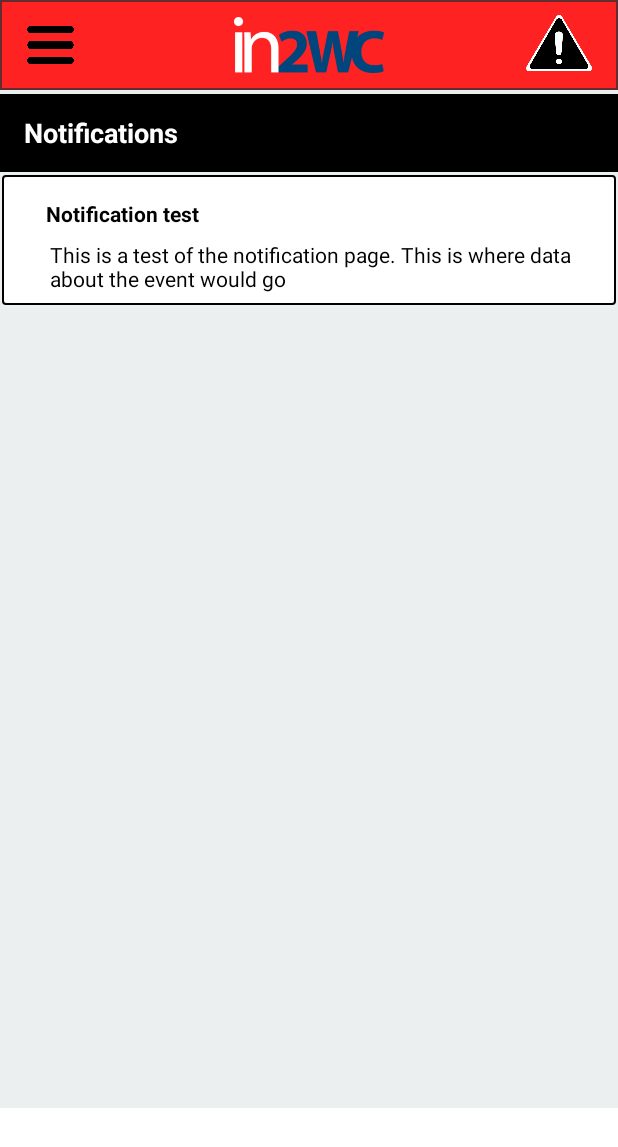
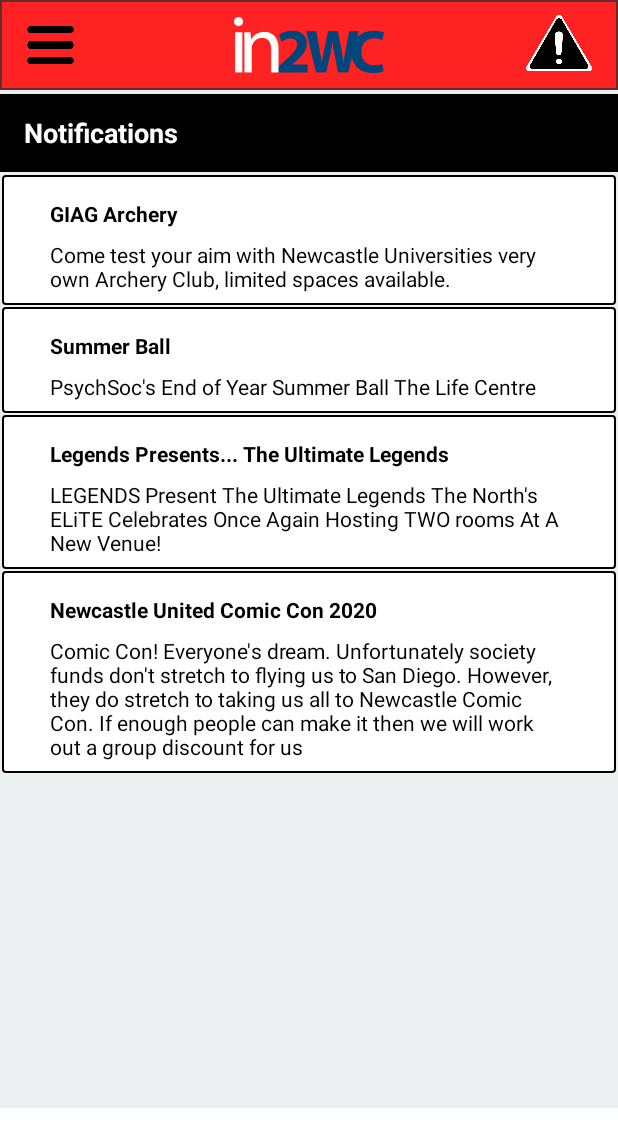
Before and after one commit to Carter-Richards/INTO-app, an Android app: the screen it shows after launch (MainActivity), after a tap on "Notifications", on a phone screen of 412 x 824 dp. Shown: the top 1147 px of the screen. Run offline under Robolectric (Android 15) with nearby library versions, the phone set to English and light mode, and no system bars; 3 other taps on this screen came first.

Commit message:
Final Upload
Final version of the app before submission

```diff
--- a/IntoApp/app/src/main/java/com/Team25/intoapp/BitmapInformationObject.java
+++ b/IntoApp/app/src/main/java/com/Team25/intoapp/BitmapInformationObject.java
@@ -2,6 +2,8 @@ package com.Team25.intoapp;
 
 import android.graphics.Bitmap;
 
+/** A basic class with setters and getters to contain information about information entities with images.
+ */
 public class BitmapInformationObject {
     private String title;
     private String description;
--- a/IntoApp/app/src/main/java/com/Team25/intoapp/InformationManager.java
+++ b/IntoApp/app/src/main/java/com/Team25/intoapp/InformationManager.java
@@ -1,5 +1,8 @@
 package com.Team25.intoapp;
 import java.util.*;
+
+/** A basic class to hold lists of information objects created by the database queries with basic getters and a setter to obtain the information.
+ */
 
 public class InformationManager {
     private LinkedList<InformationObject> informationObjects;
--- a/IntoApp/app/src/main/java/com/Team25/intoapp/InformationObject.java
+++ b/IntoApp/app/src/main/java/com/Team25/intoapp/InformationObject.java
@@ -1,4 +1,7 @@
 package com.Team25.intoapp;
+
+/** A basic class with setters and getters to store information about locations.
+ */
 
 public class InformationObject {
     private String title;
@@ -6,6 +9,7 @@ public class InformationObject {
     private String location;
     private String imgPath;
     private String date;
+
     public InformationObject(String title, String description, String location, String imgPath, String date) {
         this.title = title;
         this.description = description;
--- a/IntoApp/app/src/main/java/com/Team25/intoapp/Information_Layout_Adapter.java
+++ b/IntoApp/app/src/main/java/com/Team25/intoapp/Information_Layout_Adapter.java
@@ -6,7 +6,6 @@ import android.view.LayoutInflater;
 import android.view.View;
 import android.view.ViewGroup;
 import android.widget.ArrayAdapter;
-import android.widget.ImageView;
 import android.widget.TextView;
 
 import androidx.annotation.NonNull;
--- a/IntoApp/app/src/main/java/com/Team25/intoapp/Information_ListView_Adapter.java
+++ b/IntoApp/app/src/main/java/com/Team25/intoapp/Information_ListView_Adapter.java
@@ -1,8 +1,6 @@
 package com.Team25.intoapp;
 
 import android.content.Context;
-import android.graphics.Bitmap;
-import android.graphics.BitmapFactory;
 import android.util.Log;
 import android.view.LayoutInflater;
 import android.view.View;
@@ -14,7 +12,7 @@ import android.widget.TextView;
 import androidx.annotation.NonNull;
 import androidx.annotation.Nullable;
 
-import java.io.InputStream;
+
 import java.util.List;
 
 public class Information_ListView_Adapter extends ArrayAdapter {
--- a/IntoApp/app/src/main/java/com/Team25/intoapp/InitialiseData.java
+++ b/IntoApp/app/src/main/java/com/Team25/intoapp/InitialiseData.java
@@ -1,7 +1,10 @@
 package com.Team25.intoapp;
 
 import java.util.LinkedList;
-//This class is being used to initialise the data in place of the server providing this information as we were unable to host the server
+
+/**This class is being used to initialise the data in place of the server providing this information as we were unable to host the server
+ */
+
 public class InitialiseData {
 
     public static InformationManager InitData(String input){
@@ -9,8 +12,19 @@ public class InitialiseData {
         LinkedList<InformationObject> list = new LinkedList<>();
         switch(input){
             case "notifications":
-                InformationObject notif1 = new InformationObject("Notification test","This is a test of the notification page. This is where data about the event would go","","","");
+                InformationObject notif1 = new InformationObject("GIAG Archery","Come test your aim with Newcastle Universities very own Archery Club, limited spaces available.","","","");
                 list.add(notif1);
+
+                InformationObject notif2 = new InformationObject("Summer Ball","PsychSoc's End of Year Summer Ball The Life Centre","","","");
+                list.add(notif2);
+
+                InformationObject notif3 = new InformationObject("Legends Presents... The Ultimate Legends","LEGENDS Present The Ultimate Legends The North's ELiTE Celebrates Once Again Hosting TWO rooms At A New Venue!","","","");
+                list.add(notif3);
+
+                InformationObject notif4 = new InformationObject("Newcastle United Comic Con 2020",
+                        "Comic Con! Everyone's dream. Unfortunately society funds don't stretch to flying us to San Diego. However, they do stretch to taking us all to Newcastle Comic Con. If enough people can make it then we will work out a group discount for us","","","");
+                list.add(notif4);
+
                 returnInfo.setInformationObjects(list);
                 break;
             case "thingsToDo":
@@ -164,7 +178,9 @@ public class InitialiseData {
                 returnInfo.setInformationObjects(list);
                 break;
             case "maps":
-
+                InformationObject map1 = new InformationObject("test 1","",
+                        "54.9803 1.6130","","");
+                   list.add(map1);
                 returnInfo.setInformationObjects(list);
                 break;
             case "societies":
--- a/IntoApp/app/src/main/java/com/Team25/intoapp/MainActivity.java
+++ b/IntoApp/app/src/main/java/com/Team25/intoapp/MainActivity.java
@@ -31,18 +31,21 @@ public class MainActivity extends AppCompatActivity {
     private LinearLayout menu;
     private LayoutInflater factory;
     private boolean menuPresent = false;
-    private double[] pointerPosX = {-26.00109,-25.00109,-24.00109,-23.00109};
-    private double[] pointerPosY = {140.01316,140.01316,140.01316,140.01316};
-    private String[] names = {"one","two","three","four"};
+    private double[] pointerPosX = {54.9778428};
+    private double[] pointerPosY ={-1.6166137};
+    private String[] names = {"Into Newcastle"};
     private View viewToAdd;
 
-    /** So the on create method is called when the application is initially launched. I have configured the manifest file to launch this method first.
-     * The Log.d tags are just for us to see in the logcat editor to have a better understanding on what is happening under the hood.
-     * @param savedInstanceState - Is a bundle that is used to restore activities if they are killed for some reason.
+    /** onCreate method is called when the application is initially launched. I have configured the manifest file to launch this method first.
+     * The Log.d tags are just for us to see in the logcat editor to have a better understanding of what is happening under the hood.
+     * @param savedInstanceState - Is a bundle that is used to restore activities if they are killed for some reason (app closed/rotated).
      * The first line sets the view of the app to be the activity_main xml file.
      * As we have custom view layouts we next need a Layout inflater to enable us to load our other views onto our main view.
-     * We load the inital homepage layout into the sub layout in activity_main to give the user something to interact with.
-     * We then link our global listView variable to the object in the information layout xml file.
+     * We load the initial homepage layout into the sub layout in activity_main to give the user something to interact with.
+     *
+     * After initialising the main layout, this method then setups up the 4 main onClickListeners for the layout.
+     * These are menu, safety, home and background.
+     *
      */
 @Override
     protected void onCreate(Bundle savedInstanceState) {
@@ -56,8 +59,10 @@ public class MainActivity extends AppCompatActivity {
         menu = findViewById(R.id.activity_main_menu);
         main_layout = findViewById(R.id.activity_main_otherContainer);
         main_layout.addView(myView);
-        Log.d(TAG, "onCreate: Finised");
+        Log.d(TAG, "onCreate: Finished");
 
+        /** This listener sets up the apps icon to always take the user back to the home page of the app.
+        */
         View.OnClickListener homePageListener = new View.OnClickListener() {
             @Override
             public void onClick(View v) {
@@ -67,7 +72,11 @@ public class MainActivity extends AppCompatActivity {
                 }
             }
         };
-
+        /** The safety button is similar to the page above however the content for this page isn't stored locally so it needs to access the async task in order
+        *  to get the relevant information from the server.
+        *  So the view to be loaded into the main_layout (Basically a container for all the other layouts in the app) is inflated and then manipulated.
+        *  After this the async task (queryDataBase) populates the listView with the relevant data and passes it back to be loaded onto the main layout.
+        */
         View.OnClickListener safetyButtonListener = new View.OnClickListener() {
             @Override
             public void onClick(View v) {
@@ -86,7 +95,9 @@ public class MainActivity extends AppCompatActivity {
                 }
             }
         };
-
+        /** The menu as from the design had to be openable, custom and have all the buttons work.
+        *   As we couldn't put an onClickListener within an onClickListener we setup a call method to set up on the onClickListeners of the menu's buttons.
+        */
         View.OnClickListener menuButtonListener = new View.OnClickListener() {
             @Override
             public void onClick(View v) {
@@ -94,7 +105,9 @@ public class MainActivity extends AppCompatActivity {
                 onClickMenuSetup();
             }
         };
-
+        /** The menu had to be able to be closed otherwise it would obstruct the users use of the app.
+        *   This simple method checks the global "menuPresent" flag and removes the menu if it is present based on it.
+        */
         View.OnClickListener closeMenuListener = new View.OnClickListener() {
             @Override
             public void onClick(View v) {
@@ -107,22 +120,24 @@ public class MainActivity extends AppCompatActivity {
 
 
 
-    /** Here are the linking variables allowing us to program the controls for the menu and the panic buttons at the top of the page
-     *  Unfortunatly there is pretty much duplicate code in programming all the buttons which sucks but due to naming conventions
-     */
+        /** Below are where we link objects in the design layouts to objects in the code that can be programmed.
+        *  After linking them we place the relevant onClickListeners on all the views and widgets that require them for the app to work.
+        */
         ImageButton menuButton = findViewById(R.id.activity_main_menuContainer_menuButton);
         ImageView homeIcon = findViewById(R.id.activity_main_menuContainer_logo);
-        ImageButton safetybutton = findViewById(R.id.activity_main_menuContainer_emergencyButton);
+        ImageButton safetyButton = findViewById(R.id.activity_main_menuContainer_emergencyButton);
 
-        safetybutton.setOnClickListener(safetyButtonListener);
+        safetyButton.setOnClickListener(safetyButtonListener);
         homeIcon.setOnClickListener(homePageListener);
         main_layout.setOnClickListener(closeMenuListener);
         menuButton.setOnClickListener(menuButtonListener);
     }
 
-    /** Rather than have the menu always present instead the menu is deleted and destroyed at runtime when the user requires it.
-     *  This saves precious memory for the device while it is running.
-     *  First of all the listener is definied and then attatched to all of the menus buttons.
+    /** Rather than have the menu always present, the menu is created/deleted at runtime when the user requires it.
+     *  This saves precious memory for the device while it is running as the views in the menu are quite memory intensive.
+     *  First the menu view is inflated and added to the relevant layout in the Activity_main visible view.
+     *  Then the menu present variable flag is set to true so the menu can be removed.
+     *
      */
 
     private void onClickMenuSetup(){
@@ -152,7 +167,7 @@ public class MainActivity extends AppCompatActivity {
                             myView = factory.inflate(R.layout.activity_homepage,null);
                             break;
                         case "aboutUs":
-                            Log.d(TAG, "quereyDataBase: about us");
+                            Log.d(TAG, "queryDataBase: about us");
                             main_layout.removeAllViews();
                             myView = factory.inflate(R.layout.activity_aboutus,null);
                             break;
@@ -191,7 +206,11 @@ public class MainActivity extends AppCompatActivity {
         homePageImage.setOnClickListener(menuItemListener);
 
     }
-
+    /** The only times the app calls out and starts external activity's is when accessing maps and the into website.
+     *  To isolate this behaviour we created the start map method as the maps activity requires some specific behaviour.
+     *  So if the maps query has been successful in getting the positions of the pointers for the map they will be added to the mapsIntent(Intent).
+     *  If not the maps will launch without any custom pointers and just position itself on the into building.
+     */
     private void startMap(){
         queryDataBase("maps");
         Intent mapsIntent = new Intent(this,MapsActivity.class);
@@ -203,6 +222,10 @@ public class MainActivity extends AppCompatActivity {
         }
         startActivity(mapsIntent);
     }
+
+    /** As a fair few methods need to call the async method, it made logical sense to have these two lines in their own method to reduce duplicate code.
+     * @param buttonName - the name of the query to be completed on the server.
+     */
     private void queryDataBase(String buttonName){
         QueryDataBase queryDataBase = new QueryDataBase();
         queryDataBase.execute(buttonName);
@@ -231,9 +254,9 @@ public class MainActivity extends AppCompatActivity {
         return queryValue;
     }
 
-    /** A method used to create a linkedlist of the menu so that if the menu needs to be changed at run time a premade list can be quickly generated or stored.
-     *  This method is used so that the on create method isn't over incombored.
-     * @return The list of the menu constraints to link on click listeners too and manipulate too.
+    /** A method used to create a linkedlist of the menu so that if the menu needs to be changed at run time a pre made list can be quickly generated or stored.
+     *  This method is used so that the onCreate method isn't over encumbered.
+     * @return The list of the menu constraints to link onClickListeners too and manipulate too.
      */
     private LinkedList<ConstraintLayout> populateMenuData(){
         LinkedList<ConstraintLayout> menuData = new LinkedList<>();
@@ -263,13 +286,16 @@ public class MainActivity extends AppCompatActivity {
     }
     /** Below is a private class which uses threads to perform background activity for the user.
      *  We will be using this background method to obtain data from the database if and when queries need to be made.
-     *  The DoInBackground method is called first and is then followed by on post execute.
+     *  The DoInBackground method is called first and is then followed by onPostExecute.
      *  This will give us flexibility when it comes to our menu.
      *  However will have to be programmed correctly.
      */
     private class QueryDataBase extends AsyncTask<String,Void,InformationManager> {
 
-
+        /** On post execute is used to populate our ListViews with the data obtained from the background activity.
+         *  The query performed dictates the listView used and the adapter used for it's representation.
+         * @param informationManager - A group defined Class to hold the information returned by a query.
+         */
         @Override
         protected void onPostExecute(InformationManager informationManager) {
             super.onPostExecute(informationManager);
@@ -277,7 +303,9 @@ public class MainActivity extends AppCompatActivity {
                 ListView listPages = viewToAdd.findViewById((R.id.notifications_listView));
                 Information_Layout_Adapter layout_adapter = new Information_Layout_Adapter(MainActivity.this,R.layout.notification_layout,informationManager.getInformationObjects());
                 listPages.setAdapter(layout_adapter);
-            }else{
+            }else if(informationManager.getName().equals("maps")){
+
+            } else{
                 ListView listPages = viewToAdd.findViewById(R.id.information_manager_layout_listView);
                 Information_ListView_Adapter layoutAdapter = new Information_ListView_Adapter(MainActivity.this, R.layout.information_layout, informationManager.getBitmapInformationObjects());
                 listPages.setAdapter(layoutAdapter);
@@ -285,6 +313,11 @@ public class MainActivity extends AppCompatActivity {
 
             Log.d(TAG, "onPostExecute: Finished!");
         }
+
+        /** As we only have the file paths of the images, we needed a way while the app was still async to transform them into images.
+         *  Our solution was this method, it reads the LinkedList of InformationObjects and transforms them into BitmapInformationObjects within the InformationManager
+         * @param informationManager - The data to be translated and adapted
+         */
 
         private void bitmapCreation(InformationManager informationManager){
             LinkedList<InformationObject> informationObjects = informationManager.getInformationObjects();
@@ -301,9 +334,9 @@ public class MainActivity extends AppCompatActivity {
             }
         }
 
-        /** The google maps ideally require pointers to determine to the user were all of the places are local to there position.
-         *  In order to do this, we needed to pass the values into the map within it's oncreate bundles but we can only pass primitive array types so we need to
-         *      create those values to pass. The code below does this using the global variables defined at the top of the clasee.
+        /** The google maps ideally require pointers to determine to the user were all of the places are local to their position.
+         *  In order to do this, we needed to pass the values into the map within it's onCreate bundles but we can only pass primitive array types so we need to
+         *  create those values to pass. The code below does this using the global variables defined at the top of the class.
          * @param rawInfo - The information returned from the database query
          */
         private void mapPointerCoordsSetup(InformationManager rawInfo){
@@ -312,6 +345,7 @@ public class MainActivity extends AppCompatActivity {
             pointerPosY = new double[informationObjects.size()];
             names = new String[informationObjects.size()];
             for(int i = 0; i<informationObjects.size();i++){
+                Log.d(TAG, "mapPointerCoordsSetup:  creating coords");
                 String location = informationObjects.get(i).getLocation();
                 String[] coords = location.split(" ");
                 pointerPosX[i] = Double.parseDouble(coords[0]);
@@ -320,15 +354,23 @@ public class MainActivity extends AppCompatActivity {
             }
         }
 
+        /** This method creates the query and then creates an information manager object with the sorted information required for the display of the information of the query.
+         * @param strings - A string or list of strings that has been passed into the inner class for processing
+         * @return - The required sorted data for display.
+         * The method also preps for the distinction between notifications and maps to do the bitmap creation if it is needed and prep the map pointers if they
+         * are needed.
+         */
 
         @Override
         protected InformationManager doInBackground(String... strings) {
            //String query = buildQuery(strings[0]);
            //InformationManager returnInfo = doQuery(query);
 
-            //TEST VALUES
+            //These values are only used as we were unable to get the server hosted and therefore weren't able to test our code that retrieves information from the server.
+            //The above commented out code would be used if we were connecting to the server.
             InformationManager returnInfo = InitialiseData.InitData(strings[0]);
-            //
+
+
             Log.d(TAG, "doInBackground: is this working?");
             if(!(strings[0].equals("notifications"))){
                 bitmapCreation(returnInfo);
@@ -338,13 +380,12 @@ public class MainActivity extends AppCompatActivity {
             return returnInfo;
         }
 
-        /** This switch class is called to build the query for the database based on the id of the button that has been clicked by the user.
-         *  This will allow us to reuse the same query database method for all the users interactions greatly reducing the amount of duplicate code in our code.
-         * @param buttonID - The button that has been clicked id. Which is a unique identifier for the widget.
-         * @return - A string which will be the complete and specified query for the expected and wanted action.
+        /** This method takes the string of the button pressed and translates it into a query to query the backend database with.
+         *  The switch case statements prepares the return string for the query and then the correct query is returned ready for the retrieval and parsing of
+         *  the information from the database.
+         * @param buttonID - The identifier used to determine which query should be used.
+         * @return - The string of the query to be executed.
          */
-
-
 
         private String buildQuery(String buttonID) {
             String actualQuery = "";
@@ -392,6 +433,11 @@ public class MainActivity extends AppCompatActivity {
             return actualQuery;
         }
 
+        /** This method connects to the backend of the database and then parses the returned json.
+         *  From this the InformationManager is then populated with the InformationObjects which are used to automate the population of the listViews.
+         * @param query - The full query for the backend server
+         * @return - The populated InformationManager
+         */
 
         private InformationManager doQuery(String query) {
             Log.d(TAG, "doQuery: Start");
--- a/IntoApp/app/src/main/res/layout/notification_layout.xml
+++ b/IntoApp/app/src/main/res/layout/notification_layout.xml
@@ -10,10 +10,11 @@
 
     <TextView
         android:id="@+id/notifications_layout_title"
-        android:layout_width="wrap_content"
+        android:layout_width="0dp"
         android:layout_height="wrap_content"
-        android:layout_marginStart="16dp"
+        android:layout_marginStart="32dp"
         android:layout_marginTop="16dp"
+        android:layout_marginEnd="32dp"
         android:gravity="left"
         android:text="TextView"
         android:textColor="#000000"
@@ -29,7 +30,7 @@
         android:layout_height="wrap_content"
         android:layout_marginStart="32dp"
         android:layout_marginTop="8dp"
-        android:layout_marginEnd="16dp"
+        android:layout_marginEnd="32dp"
         android:layout_marginBottom="8dp"
         android:gravity="left"
         android:text="TextView"
```
Also changed, not shown: IntoApp/app/src/main/AndroidManifest.xml (+5 -2 lines), IntoApp/app/src/main/java/com/Team25/intoapp/ExtractInformationObjects.java (+7 -5 lines), IntoApp/app/src/main/java/com/Team25/intoapp/MapsActivity.java (+21 -10 lines), IntoApp/app/src/main/java/com/Team25/intoapp/MenuInfo.java (deleted, +0 -27 lines), 1 other file.
